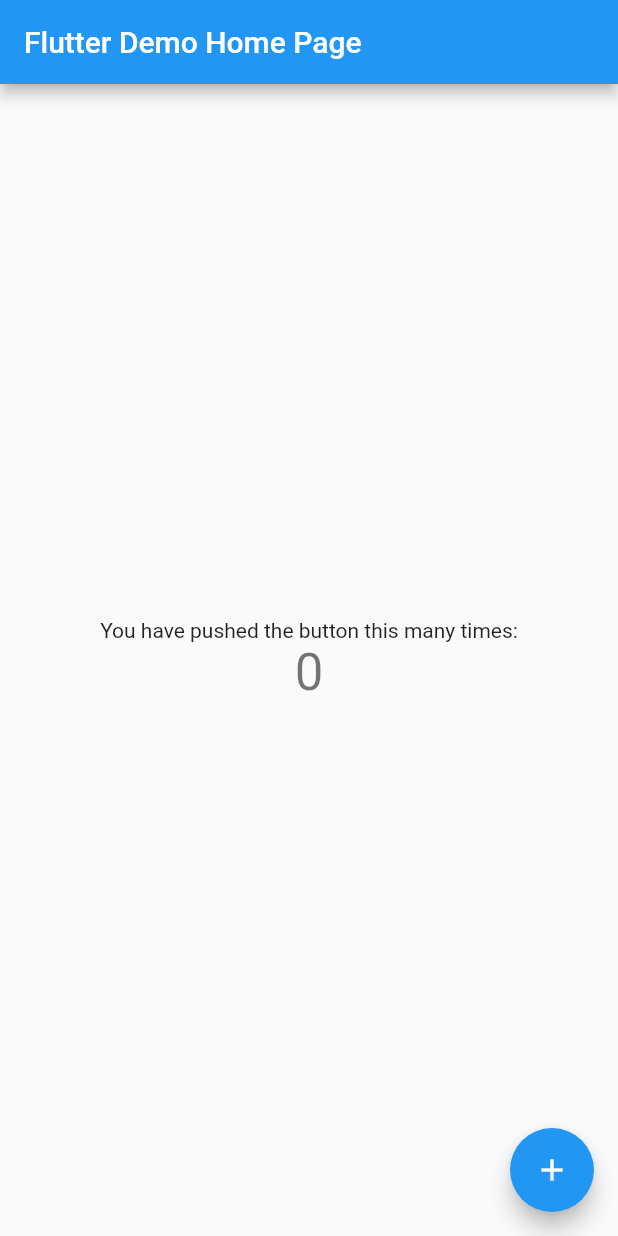
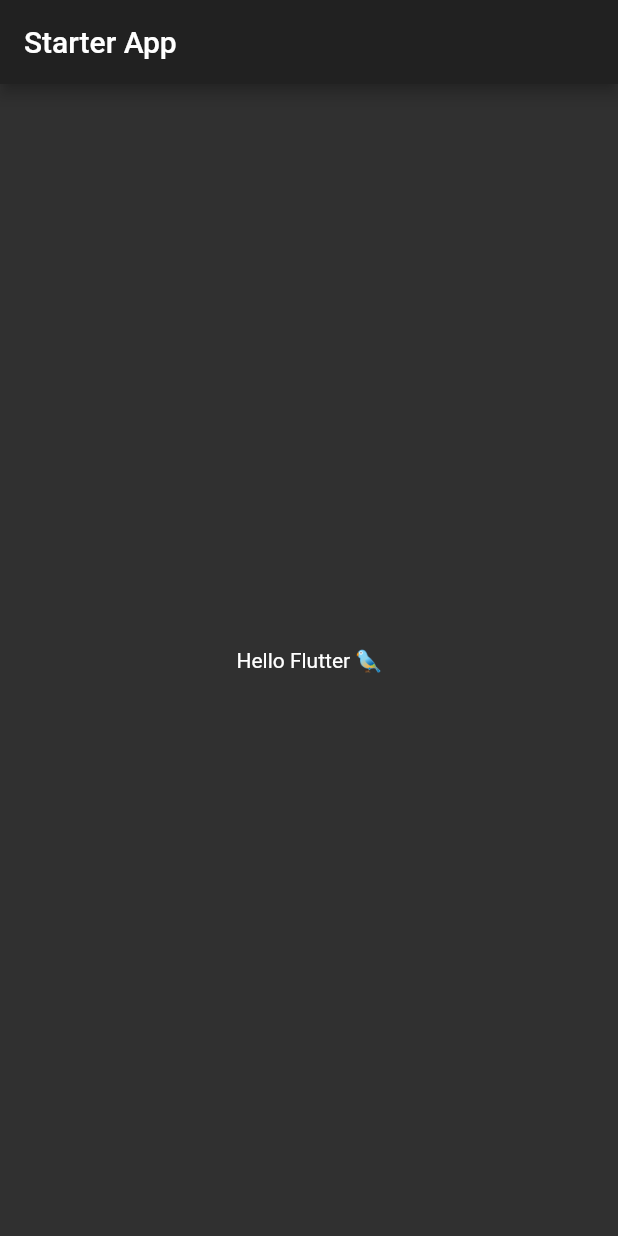
Before and after one commit to borombo-git/Starter-Flutter-App, a Flutter app: the screen it shows after launch, on a phone screen of 412 x 824 dp. Run offline on Flutter 3.47's test engine with Material 2 defaults, Android fonts, the phone set to English and light mode, and no system bars; our stand-ins replace google_fonts.

Commit message:
Setup default files

```diff
--- /dev/null
+++ b/lib/app.dart
@@ -0,0 +1,26 @@
+import 'package:flutter/material.dart';
+import 'package:starter_app/common/theme.dart';
+import 'package:starter_app/ui/main_screen.dart';
+
+class StarterApp extends StatefulWidget {
+  @override
+  _StarterAppState createState() => _StarterAppState();
+}
+
+class _StarterAppState extends State<StarterApp> {
+  final _navigatorKey = GlobalKey<NavigatorState>();
+
+  @override
+  Widget build(BuildContext context) {
+    return MaterialApp(
+      title: 'Starter App',
+      //localizationsDelegates: context.localizationDelegates,
+      //supportedLocales: context.supportedLocales,
+      //locale: context.locale,
+      theme: theme,
+      debugShowCheckedModeBanner: false,
+      navigatorKey: _navigatorKey,
+      home: MainScreen(),
+    );
+  }
+}
--- /dev/null
+++ b/lib/common/theme.dart
@@ -0,0 +1,21 @@
+import 'package:flutter/material.dart';
+import 'package:google_fonts/google_fonts.dart';
+import 'package:starter_app/common/constants.dart';
+
+final theme = ThemeData(
+  accentColor: kAccentColor,
+  brightness: Brightness.dark,
+  bottomSheetTheme:
+      BottomSheetThemeData(backgroundColor: Colors.black.withOpacity(0)),
+  inputDecorationTheme: InputDecorationTheme(
+    enabledBorder: OutlineInputBorder(
+      borderRadius: BorderRadius.circular(12),
+      borderSide: BorderSide(color: Colors.white),
+    ),
+    labelStyle: GoogleFonts.montserrat(
+      fontSize: 20,
+      color: Colors.white,
+      fontWeight: FontWeight.w100,
+    ),
+  ),
+);
--- a/lib/main.dart
+++ b/lib/main.dart
@@ -1,113 +1,6 @@
 import 'package:flutter/material.dart';
+import 'package:starter_app/app.dart';
 
 void main() {
-  runApp(MyApp());
+  runApp(StarterApp());
 }
-
-class MyApp extends StatelessWidget {
-  // This widget is the root of your application.
-  @override
-  Widget build(BuildContext context) {
-    return MaterialApp(
-      title: 'Flutter Demo',
-      theme: ThemeData(
-        // This is the theme of your application.
-        //
-        // Try running your application with "flutter run". You'll see the
-        // application has a blue toolbar. Then, without quitting the app, try
-        // changing the primarySwatch below to Colors.green and then invoke
-        // "hot reload" (press "r" in the console where you ran "flutter run",
-        // or simply save your changes to "hot reload" in a Flutter IDE).
-        // Notice that the counter didn't reset back to zero; the application
-        // is not restarted.
-        primarySwatch: Colors.blue,
-      ),
-      home: MyHomePage(title: 'Flutter Demo Home Page'),
-    );
-  }
-}
-
-class MyHomePage extends StatefulWidget {
-  MyHomePage({Key key, this.title}) : super(key: key);
-
-  // This widget is the home page of your application. It is stateful, meaning
-  // that it has a State object (defined below) that contains fields that affect
-  // how it looks.
-
-  // This class is the configuration for the state. It holds the values (in this
-  // case the title) provided by the parent (in this case the App widget) and
-  // used by the build method of the State. Fields in a Widget subclass are
-  // always marked "final".
-
-  final String title;
-
-  @override
-  _MyHomePageState createState() => _MyHomePageState();
-}
-
-class _MyHomePageState extends State<MyHomePage> {
-  int _counter = 0;
-
-  void _incrementCounter() {
-    setState(() {
-      // This call to setState tells the Flutter framework that something has
-      // changed in this State, which causes it to rerun the build method below
-      // so that the display can reflect the updated values. If we changed
-      // _counter without calling setState(), then the build method would not be
-      // called again, and so nothing would appear to happen.
-      _counter++;
-    });
-  }
-
-  @override
-  Widget build(BuildContext context) {
-    // This method is rerun every time setState is called, for instance as done
-    // by the _incrementCounter method above.
-    //
-    // The Flutter framework has been optimized to make rerunning build methods
-    // fast, so that you can just rebuild anything that needs updating rather
-    // than having to individually change instances of widgets.
-    return Scaffold(
-      appBar: AppBar(
-        // Here we take the value from the MyHomePage object that was created by
-        // the App.build method, and use it to set our appbar title.
-        title: Text(widget.title),
-      ),
-      body: Center(
-        // Center is a layout widget. It takes a single child and positions it
-        // in the middle of the parent.
-        child: Column(
-          // Column is also a layout widget. It takes a list of children and
-          // arranges them vertically. By default, it sizes itself to fit its
-          // children horizontally, and tries to be as tall as its parent.
-          //
-          // Invoke "debug painting" (press "p" in the console, choose the
-          // "Toggle Debug Paint" action from the Flutter Inspector in Android
-          // Studio, or the "Toggle Debug Paint" command in Visual Studio Code)
-          // to see the wireframe for each widget.
-          //
-          // Column has various properties to control how it sizes itself and
-          // how it positions its children. Here we use mainAxisAlignment to
-          // center the children vertically; the main axis here is the vertical
-          // axis because Columns are vertical (the cross axis would be
-          // horizontal).
-          mainAxisAlignment: MainAxisAlignment.center,
-          children: <Widget>[
-            Text(
-              'You have pushed the button this many times:',
-            ),
-            Text(
-              '$_counter',
-              style: Theme.of(context).textTheme.headline4,
-            ),
-          ],
-        ),
-      ),
-      floatingActionButton: FloatingActionButton(
-        onPressed: _incrementCounter,
-        tooltip: 'Increment',
-        child: Icon(Icons.add),
-      ), // This trailing comma makes auto-formatting nicer for build methods.
-    );
-  }
-}
--- /dev/null
+++ b/lib/ui/main_screen.dart
@@ -0,0 +1,15 @@
+import 'package:flutter/material.dart';
+
+class MainScreen extends StatelessWidget {
+  @override
+  Widget build(BuildContext context) {
+    return Scaffold(
+      appBar: AppBar(
+        title: Text('Starter App'),
+      ),
+      body: Center(
+        child: Text('Hello Flutter 🐦'),
+      ),
+    );
+  }
+}
```
Also changed, not shown: lib/common/constants.dart (added, +16 -0 lines), lib/common/date_utils.dart (added, +11 -0 lines), lib/common/utils.dart (added, +7 -0 lines), pubspec.yaml (+27 -54 lines), pubspec.lock, 5 other files.
